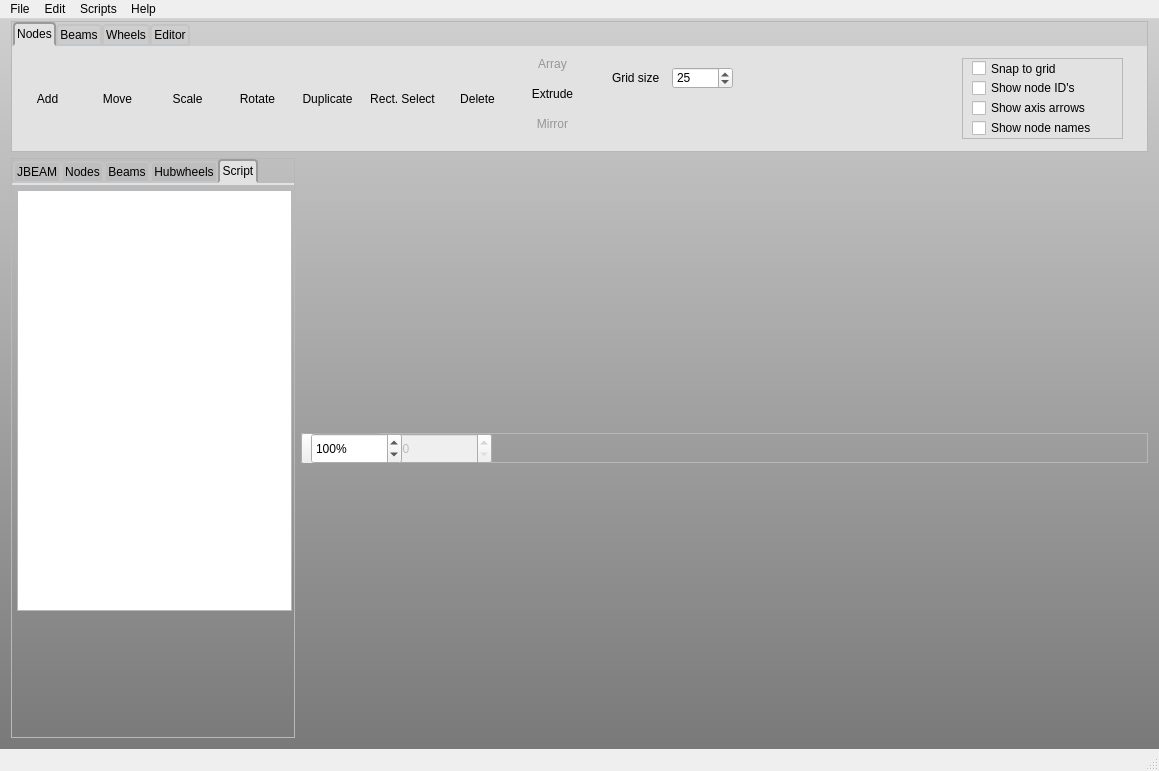
First picture: the form in source/mainwindow.ui, repository RORMasa/NodeBeamEditor, before the edit.
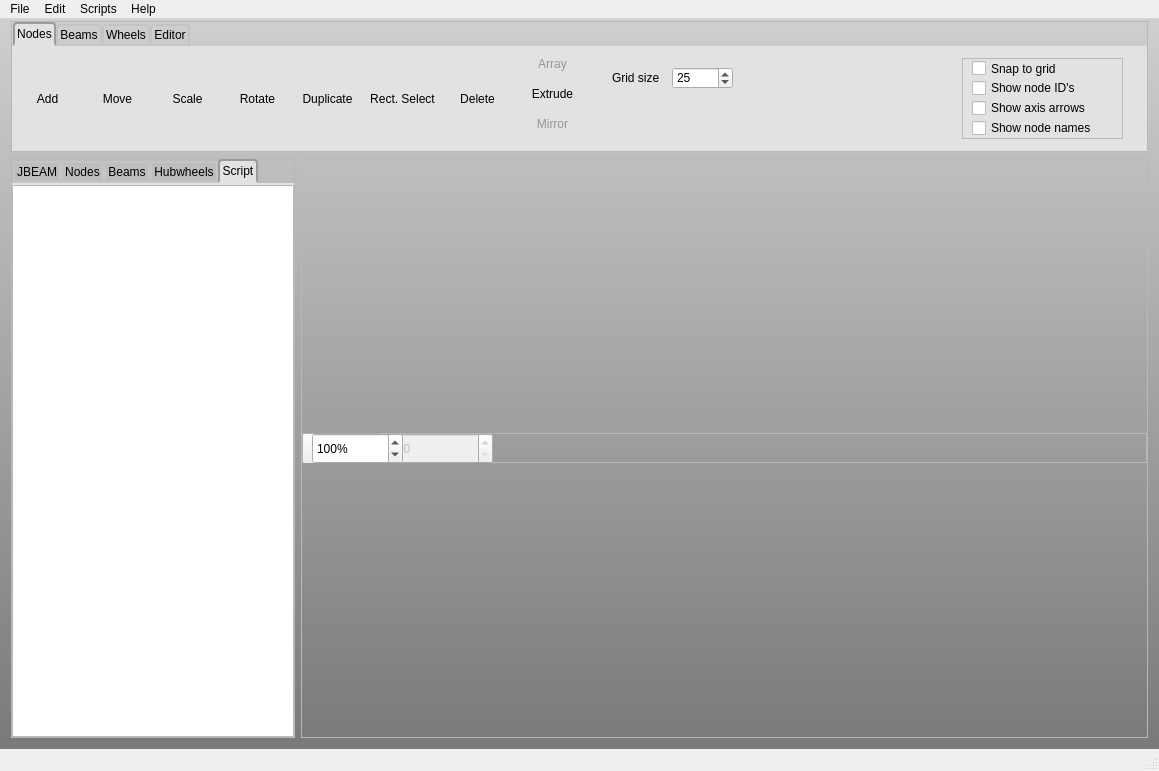
Second picture: the form after the edit. The open tabs and pages were chosen to show the change. Icons and pictures are not drawn.

Patch:
```diff
--- a/source/mainwindow.ui
+++ b/source/mainwindow.ui
@@ -2338,26 +2338,50 @@
             <attribute name="title">
              <string>Script</string>
             </attribute>
-            <widget class="QTextBrowser" name="textBrowser">
-             <property name="geometry">
-              <rect>
-               <x>5</x>
-               <y>5</y>
-               <width>275</width>
-               <height>421</height>
-              </rect>
+            <layout class="QVBoxLayout" name="verticalLayout_10">
+             <property name="leftMargin">
+              <number>0</number>
              </property>
-            </widget>
-           </widget>
-          </widget>
+             <property name="topMargin">
+              <number>0</number>
+             </property>
+             <property name="rightMargin">
+              <number>0</number>
+             </property>
+             <property name="bottomMargin">
+              <number>0</number>
+             </property>
+             <item>
+              <widget class="QTextBrowser" name="textBrowser"/>
+             </item>
+            </layout>
+           </widget>
+          </widget>
          </item>
         </layout>
        </widget>
       </item>
       <item>
-       <layout class="QVBoxLayout" name="verticalLayout_5">
-        <item>
+       <widget class="QFrame" name="frame_11">
+        <property name="frameShape">
+         <enum>QFrame::StyledPanel</enum>
+        </property>
+        <property name="frameShadow">
+         <enum>QFrame::Raised</enum>
+        </property>
          <layout class="QHBoxLayout" name="horizontalLayout">
+         <property name="leftMargin">
+          <number>0</number>
+         </property>
+         <property name="topMargin">
+          <number>0</number>
+         </property>
+         <property name="rightMargin">
+          <number>0</number>
+         </property>
+         <property name="bottomMargin">
+          <number>0</number>
+         </property>
           <item>
            <widget class="QFrame" name="frame_5">
             <property name="sizePolicy">
@@ -2432,8 +2456,7 @@
            </widget>
           </item>
          </layout>
-        </item>
-       </layout>
+       </widget>
       </item>
      </layout>
     </item>
```
Left out of the diff: 2 changed lines with no effect on the pictures. Lines whose indentation alone changed are shown as unchanged.
